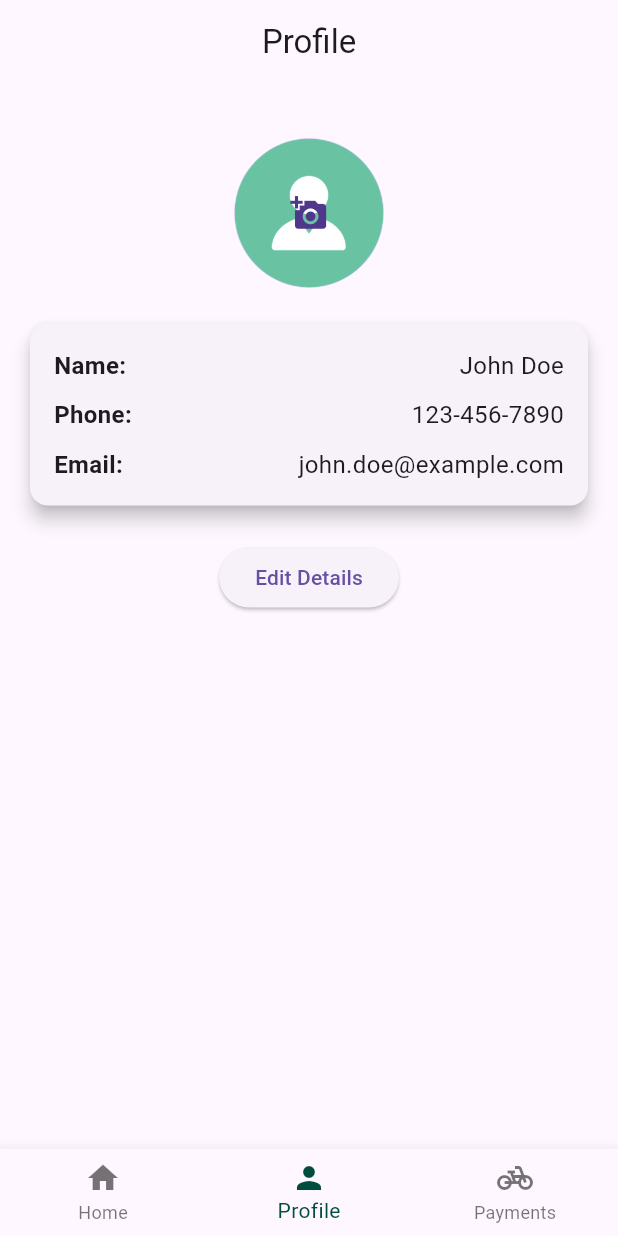
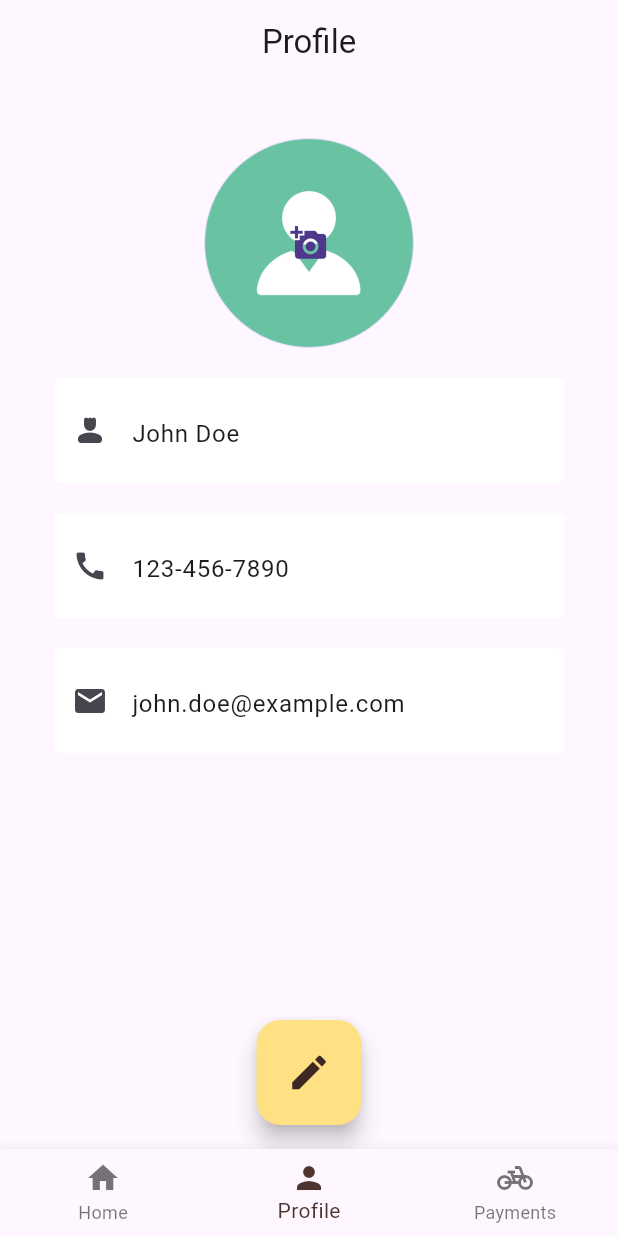
Before and after one commit to Tanmoy0077/Bicycle-Mobile-App, a Flutter app: the FirstPage screen opened directly, item 2 of the bottom bar chosen, after a tap on the "add a photo" icon, on a phone screen of 412 x 824 dp. Run offline on Flutter 3.47's test engine with Material 3 defaults, Android fonts, the phone set to English and light mode, and no system bars; our stand-ins replace google_fonts, image_picker; missing offline and left inert: mobile_scanner.

Commit message:
Updated ui

```diff
--- /dev/null
+++ b/lib/components/home_card.dart
@@ -0,0 +1,60 @@
+// ignore_for_file: prefer_const_constructors
+
+import 'package:flutter/material.dart';
+import 'package:google_fonts/google_fonts.dart';
+
+class HomeCard extends StatelessWidget {
+  final String heading;
+  final String value;
+  const HomeCard({super.key, required this.heading, required this.value});
+
+  @override
+  Widget build(BuildContext context) {
+    return Container(
+            height: 220,
+            decoration: BoxDecoration(
+              color: Colors.amber[200],
+              borderRadius: BorderRadius.circular(30),
+              boxShadow: [
+                BoxShadow(
+                  color: Colors.black.withOpacity(0.40),
+                  spreadRadius: 0,
+                  blurRadius: 10,
+                  offset: Offset(0, 4),
+                ),
+              ],
+            ),
+            child: Column(
+              children: [
+                Row(
+                  mainAxisAlignment: MainAxisAlignment.start,
+                  children: [
+                    Container(
+                      padding: EdgeInsets.only(top: 20, left: 20),
+                      child: Text(
+                        heading,
+                        style: GoogleFonts.modernAntiqua(
+                            color: Colors.brown[900],
+                            fontSize: 45,
+                            fontWeight: FontWeight.bold),
+                      ),
+                    ),
+                  ],
+                ),
+                Row(
+                  mainAxisAlignment: MainAxisAlignment.center,
+                  children: [
+                    Text(
+                      value,
+                      style: GoogleFonts.modernAntiqua(
+                          color: Colors.brown[900],
+                          fontSize: 60,
+                          fontWeight: FontWeight.bold),
+                    ),
+                  ],
+                ),
+              ],
+            ),
+          );
+  }
+}
--- /dev/null
+++ b/lib/components/profile_textfield.dart
@@ -0,0 +1,42 @@
+// ignore_for_file: prefer_const_constructors
+
+import 'package:flutter/material.dart';
+
+class ProfileTextfield extends StatelessWidget {
+  final TextEditingController controller;
+  final String hintText;
+  final bool obscureText;
+  final Icon icon;
+  final bool editable;
+
+  const ProfileTextfield({
+      super.key,
+      required this.controller,
+      required this.hintText,
+      required this.obscureText,
+      required this.icon,
+      required this.editable
+    });
+
+  @override
+  Widget build(BuildContext context) {
+    return Padding(
+      padding: const EdgeInsets.symmetric(horizontal: 20),
+      child: TextField(
+        controller: controller,
+        readOnly: editable,
+        decoration: InputDecoration(
+            prefixIcon: icon,
+            enabledBorder:
+                OutlineInputBorder(borderSide: BorderSide(color: Colors.white)),
+            focusedBorder: OutlineInputBorder(
+                borderSide: BorderSide(color: Colors.white)),
+            fillColor: Colors.white,
+            filled: true,
+            hintText: hintText,
+            hintStyle: TextStyle(fontSize: 25)),
+        obscureText: obscureText,
+      ),
+    );
+  }
+}
--- a/lib/main.dart
+++ b/lib/main.dart
@@ -1,4 +1,4 @@
-// ignore_for_file: prefer_const_constructors, prefer_const_literals_to_create_immutables
+// ignore_for_file: prefer_const_constructors, prefer_const_literals_to_create_immutables, unused_import
 
 import 'package:flutter/material.dart';
 // import 'package:sample_app/pages/first_page.dart';
@@ -6,6 +6,7 @@ import 'package:sample_app/pages/home_page.dart';
 import 'package:sample_app/pages/login_page.dart';
 import 'package:sample_app/pages/payments_page.dart';
 import 'package:sample_app/pages/profile_page.dart';
+import 'package:sample_app/pages/sample.dart';
 
 void main() {
   runApp(MyApp());
@@ -21,7 +22,7 @@ class MyApp extends StatelessWidget {
       debugShowCheckedModeBanner: false,
       home: LoginPage(),
       routes: {
-        '/home_page': (context) => HomePage(),
+        '/home_page': (context) => MyHomePage(),
         '/profile_page': (context) => ProfilePage(),
         '/payments_page': (context) => PaymentsPage(),
       },
--- a/lib/pages/first_page.dart
+++ b/lib/pages/first_page.dart
@@ -1,9 +1,10 @@
-// ignore_for_file: prefer_const_constructors, prefer_const_literals_to_create_immutables
+// ignore_for_file: prefer_const_constructors, prefer_const_literals_to_create_immutables, unused_import
 
 import 'package:flutter/material.dart';
 import 'package:sample_app/pages/home_page.dart';
 import 'package:sample_app/pages/payments_page.dart';
 import 'package:sample_app/pages/profile_page.dart';
+import 'package:sample_app/pages/sample.dart';
 
 class FirstPage extends StatefulWidget {
   const FirstPage({super.key});
@@ -21,7 +22,7 @@ class _FirstPageState extends State<FirstPage> {
     });
   }
 
-  final List _pages = [HomePage(), ProfilePage(), PaymentsPage()];
+  final List _pages = [MyHomePage(), ProfilePage(), PaymentsPage()];
 
   @override
   Widget build(BuildContext context) {
@@ -34,7 +35,7 @@ class _FirstPageState extends State<FirstPage> {
         bottomNavigationBar: BottomNavigationBar(
           currentIndex: _current_page,
           onTap: updatePage,
-          selectedItemColor: Colors.teal.shade900,
+          selectedItemColor: Colors.brown[800],
           items: [
             //Home
             BottomNavigationBarItem(
--- a/lib/pages/home_page.dart
+++ b/lib/pages/home_page.dart
@@ -47,6 +47,11 @@ class _HomePageState extends State<HomePage> {
   @override
   Widget build(BuildContext context) {
     return Scaffold(
+      appBar: AppBar(
+        automaticallyImplyLeading: false,
+        title: Text("Home"),
+        centerTitle: true,
+      ),
         backgroundColor: Colors.white,
         body: DecoratedBox(
           decoration: BoxDecoration(
--- a/lib/pages/profile_page.dart
+++ b/lib/pages/profile_page.dart
@@ -1,137 +1,9 @@
-// // ignore_for_file: prefer_const_constructors
-
-// import 'dart:io';
-// import 'package:flutter/material.dart';
-// import 'package:image_picker/image_picker.dart';
-
-// class ProfilePage extends StatefulWidget {
-//   @override
-//   _ProfilePageState createState() => _ProfilePageState();
-// }
-
-// class _ProfilePageState extends State<ProfilePage> {
-//   String name = "John Doe";
-//   String phoneNumber = "123-456-7890";
-//   String email = "john.doe@example.com";
-//   File? profileImage;
-
-//   final ImagePicker _picker = ImagePicker();
-
-//   Future<void> _pickImage() async {
-//     final pickedFile = await _picker.pickImage(source: ImageSource.gallery);
-//     if (pickedFile != null) {
-//       setState(() {
-//         profileImage = File(pickedFile.path);
-//       });
-//     }
-//   }
-
-//   void _editDetails() {
-//     // Implement logic to edit details
-//     // For simplicity, we'll use a dialog to take new values
-//     showDialog(
-//       context: context,
-//       builder: (context) {
-//         String newName = name;
-//         String newPhone = phoneNumber;
-//         String newEmail = email;
-
-//         return AlertDialog(
-//           title: Text("Edit Details"),
-//           content: Column(
-//             mainAxisAlignment: MainAxisAlignment.center,
-//             mainAxisSize: MainAxisSize.min,
-//             children: [
-//               TextField(
-//                 decoration: InputDecoration(labelText: "Name"),
-//                 onChanged: (value) {
-//                   newName = value;
-//                 },
-//                 controller: TextEditingController(text: name),
-//               ),
-//               TextField(
-//                 decoration: InputDecoration(labelText: "Phone Number"),
-//                 onChanged: (value) {
-//                   newPhone = value;
-//                 },
-//                 controller: TextEditingController(text: phoneNumber),
-//               ),
-//               TextField(
-//                 decoration: InputDecoration(labelText: "Email"),
-//                 onChanged: (value) {
-//                   newEmail = value;
-//                 },
-//                 controller: TextEditingController(text: email),
-//               ),
-//             ],
-//           ),
-//           actions: [
-//             TextButton(
-//               onPressed: () {
-//                 setState(() {
-//                   name = newName;
-//                   phoneNumber = newPhone;
-//                   email = newEmail;
-//                 });
-//                 Navigator.of(context).pop();
-//               },
-//               child: Text("Save"),
-//             ),
-//           ],
-//         );
-//       },
-//     );
-//   }
-
-//   @override
-//   Widget build(BuildContext context) {
-//     return Scaffold(
-//       body: ListView(children: [
-//         SizedBox(
-//           height: 200,
-//         ),
-//         Padding(
-//           padding: const EdgeInsets.all(16.0),
-//           child: Column(
-//             mainAxisAlignment: MainAxisAlignment.center,
-//             children: [
-//               GestureDetector(
-//                 onTap: _pickImage,
-//                 child: CircleAvatar(
-//                   radius: 50,
-//                   backgroundImage: profileImage != null
-//                       ? FileImage(profileImage!)
-//                       : AssetImage('lib/assets/images/default_avatar.png')
-//                           as ImageProvider,
-//                   child: profileImage == null
-//                       ? Icon(Icons.add_a_photo, size: 25)
-//                       : null,
-//                 ),
-//               ),
-//               SizedBox(height: 16),
-//               Text("Name: $name"),
-//               SizedBox(height: 8),
-//               Text("Phone: $phoneNumber"),
-//               SizedBox(height: 8),
-//               Text("Email: $email"),
-//               SizedBox(height: 16),
-//               ElevatedButton(
-//                 onPressed: _editDetails,
-//                 child: Text("Edit Details"),
-//               ),
-//             ],
-//           ),
-//         ),
-//       ]),
-//     );
-//   }
-// }
-
 // ignore_for_file: prefer_const_constructors
 
 import 'dart:io';
 import 'package:flutter/material.dart';
 import 'package:image_picker/image_picker.dart';
+import 'package:sample_app/components/profile_textfield.dart';
 
 class ProfilePage extends StatefulWidget {
   @override
@@ -143,6 +15,9 @@ class _ProfilePageState extends State<ProfilePage> {
   String phoneNumber = "123-456-7890";
   String email = "john.doe@example.com";
   File? profileImage;
+  final nameController = TextEditingController();
+  final phoneController = TextEditingController();
+  final emailController = TextEditingController();
 
   final ImagePicker _picker = ImagePicker();
 
@@ -153,6 +28,31 @@ class _ProfilePageState extends State<ProfilePage> {
         profileImage = File(pickedFile.path);
       });
     }
+  }
+
+  bool isEditable = false;
+
+  void toggleEdit() {
+    if (isEditable) {
+      // Update variables with current text field values when saving
+      setState(() {
+        name = nameController.text;
+        phoneNumber = phoneController.text;
+        email = emailController.text;
+        isEditable = false;
+      });
+    } else {
+      isEditable = true;
+    }
+    setState(() {});
+  }
+
+  @override
+  void initState() {
+    super.initState();
+    nameController.text = name;
+    phoneController.text = phoneNumber;
+    emailController.text = email;
   }
 
   void _editDetails() {
@@ -219,15 +119,14 @@ class _ProfilePageState extends State<ProfilePage> {
         title: Text("Profile"),
         centerTitle: true,
       ),
-      body: Padding(
-        padding: const EdgeInsets.all(16.0),
-        child: Column(
+      body: ListView(padding: const EdgeInsets.all(16.0), children: [
+        Column(
           children: [
             SizedBox(height: 20),
             GestureDetector(
               onTap: _pickImage,
               child: CircleAvatar(
-                radius: 50,
+                radius: 70,
                 backgroundImage: profileImage != null
                     ? FileImage(profileImage!)
                     : AssetImage('lib/assets/images/default_avatar.png')
@@ -238,65 +137,49 @@ class _ProfilePageState extends State<ProfilePage> {
               ),
             ),
             SizedBox(height: 20),
-            Card(
-              elevation: 5,
-              child: Padding(
-                padding: const EdgeInsets.all(16.0),
-                child: Column(
-                  children: [
-                    Row(
-                      mainAxisAlignment: MainAxisAlignment.spaceBetween,
-                      children: [
-                        Text(
-                          "Name:",
-                          style: TextStyle(fontSize: 16, fontWeight: FontWeight.bold),
-                        ),
-                        Text(
-                          name,
-                          style: TextStyle(fontSize: 16),
-                        ),
-                      ],
-                    ),
-                    SizedBox(height: 10),
-                    Row(
-                      mainAxisAlignment: MainAxisAlignment.spaceBetween,
-                      children: [
-                        Text(
-                          "Phone:",
-                          style: TextStyle(fontSize: 16, fontWeight: FontWeight.bold),
-                        ),
-                        Text(
-                          phoneNumber,
-                          style: TextStyle(fontSize: 16),
-                        ),
-                      ],
-                    ),
-                    SizedBox(height: 10),
-                    Row(
-                      mainAxisAlignment: MainAxisAlignment.spaceBetween,
-                      children: [
-                        Text(
-                          "Email:",
-                          style: TextStyle(fontSize: 16, fontWeight: FontWeight.bold),
-                        ),
-                        Text(
-                          email,
-                          style: TextStyle(fontSize: 16),
-                        ),
-                      ],
-                    ),
-                  ],
-                ),
-              ),
-            ),
+            ProfileTextfield(
+                controller: nameController,
+                hintText: name,
+                obscureText: false,
+                icon: Icon(Icons.person_4_rounded),
+                editable: !isEditable),
             SizedBox(height: 20),
-            ElevatedButton(
-              onPressed: _editDetails,
-              child: Text("Edit Details"),
-            ),
+            ProfileTextfield(
+                controller: phoneController,
+                hintText: phoneNumber,
+                obscureText: false,
+                icon: Icon(Icons.call),
+                editable: !isEditable),
+            SizedBox(height: 20),
+            ProfileTextfield(
+                controller: emailController,
+                hintText: email,
+                obscureText: false,
+                icon: Icon(Icons.email),
+                editable: !isEditable),
+            SizedBox(height: 20),
           ],
         ),
+      ]),
+      floatingActionButton: SizedBox(
+        height: 70,
+        width: 70,
+        child: FloatingActionButton(
+          onPressed: _editDetails,
+          backgroundColor: Colors.amber[200],
+          child: isEditable ? Icon(
+            Icons.save,
+            size: 30,
+            color: Colors.brown[900],
+          ):
+          Icon(
+            Icons.edit,
+            size: 30,
+            color: Colors.brown[900],
+          ),
+        ),
       ),
+      floatingActionButtonLocation: FloatingActionButtonLocation.centerFloat,
     );
   }
 }
--- /dev/null
+++ b/lib/pages/sample.dart
@@ -0,0 +1,86 @@
+// ignore_for_file: prefer_const_constructors, library_private_types_in_public_api
+
+import 'package:flutter/material.dart';
+import 'package:google_fonts/google_fonts.dart';
+import 'package:mobile_scanner/mobile_scanner.dart';
+import 'package:sample_app/components/home_card.dart';
+
+class MyHomePage extends StatefulWidget {
+  const MyHomePage({super.key});
+
+  @override
+  _MyHomePageState createState() => _MyHomePageState();
+}
+
+class _MyHomePageState extends State<MyHomePage> {
+  final String name = "John";
+  late String zone = "Z2";
+  final String balance = "100";
+
+  void _scanQRCode() {
+    Navigator.of(context).push(
+      MaterialPageRoute(
+        builder: (context) => MobileScanner(
+          onDetect: (BarcodeCapture barcodeCapture) {
+            final List<Barcode> barcodes = barcodeCapture.barcodes;
+
+            for (var barcode in barcodes) {
+              if (barcode.rawValue != null) {
+                setState(() {
+                  zone = barcode.rawValue!;
+                });
+              }
+            }
+            Navigator.pop(context);
+          },
+        ),
+      ),
+    );
+  }
+
+  @override
+  Widget build(BuildContext context) {
+    return Scaffold(
+      appBar: AppBar(
+        title: Text("Home",
+            style: GoogleFonts.modernAntiqua(color: Colors.brown[900])),
+        centerTitle: true,
+        backgroundColor: Colors.white,
+      ),
+      backgroundColor: Colors.white,
+      body: ListView(
+        children: [
+          Container(
+              padding: EdgeInsets.all(20),
+              child: Text(
+                "Hi, $name",
+                style: GoogleFonts.modernAntiqua(
+                  fontSize: 40,
+                  fontWeight: FontWeight.bold,
+                ),
+                textAlign: TextAlign.center,
+              )),
+          HomeCard(heading: "Zone", value: zone),
+          SizedBox(
+            height: 15,
+          ),
+          HomeCard(heading: "Card", value: balance)
+        ],
+      ),
+      floatingActionButton: Container(
+        height: 70,
+        width: 70,
+        child: FloatingActionButton(
+          onPressed: _scanQRCode,
+          backgroundColor: Colors.amber[200],
+          child: Icon(
+            Icons.qr_code_scanner,
+            size: 30,
+            color: Colors.black,
+          ),
+        ),
+      ),
+      floatingActionButtonLocation: FloatingActionButtonLocation.centerFloat,
+    );
+  }
+}
--- a/pubspec.yaml
+++ b/pubspec.yaml
@@ -38,6 +38,7 @@ dependencies:
   google_fonts: ^6.2.1
   mobile_scanner: ^6.0.0
   image_picker: ^1.1.2
+  flutter_svg: ^2.0.10+1
 
 dev_dependencies:
   flutter_test:
```
Also changed, not shown: pubspec.lock.
